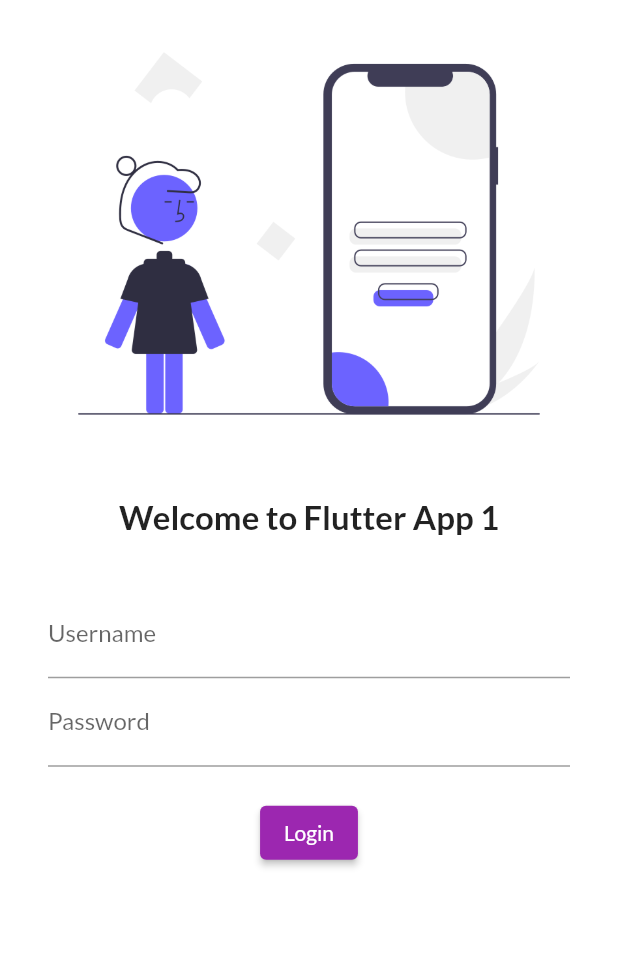
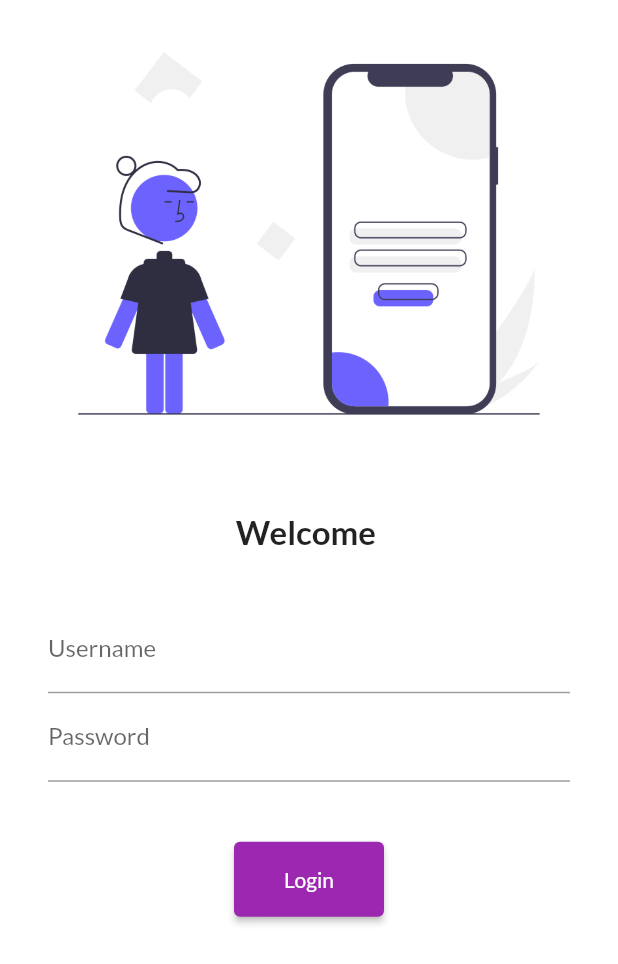
Before and after one commit to PranavSingh21/Shopping-App, a Flutter app: the screen it shows after launch, on a phone screen of 412 x 824 dp. Shown: the top 964 px of the screen. Run offline on Flutter 3.47's test engine with Material 2 defaults, Android fonts, the phone set to English and light mode, and no system bars; our stand-ins replace google_fonts.

Commit message:
Day 5 completed

```diff
--- a/lib/main.dart
+++ b/lib/main.dart
@@ -1,5 +1,6 @@
 import 'package:flutter/material.dart';
 import 'package:flutter_application_1/pages/login_page.dart';
+import 'package:flutter_application_1/utils/routes.dart';
 import 'package:google_fonts/google_fonts.dart';
 
 import 'pages/home_page.dart';
@@ -36,8 +37,8 @@ initialRoute: "/",
         routes: {
 
           "/" : (context)=>  const LoginPage(),
-          "/home": (context) =>const HomePage(),
-          "/login": (context)=> const LoginPage(),
+          MyRoutes.homeRoute: (context) =>const HomePage(),
+          MyRoutes.loginRoute: (context)=> const LoginPage(),
         },
     );
   }
--- a/lib/pages/login_page.dart
+++ b/lib/pages/login_page.dart
@@ -1,61 +1,66 @@
 import 'package:flutter/material.dart';
+import 'package:flutter_application_1/utils/routes.dart';
 
 class LoginPage extends StatelessWidget {
   const LoginPage({Key? key}) : super(key: key);
 
+  @override
+  Widget build(BuildContext context) {
+    return Material(
+        color: Colors.white,
+        child: SingleChildScrollView(
+          child: Column(
+            children: [
+              Image.asset(
+                "assets/images/login_image.png",
+                fit: BoxFit.cover,
+              ),
+              const SizedBox(
+                height: 30.0,
+              ),
+              const Text(
+                "Welcome ",
+                style: TextStyle(fontSize: 22, fontWeight: FontWeight.bold),
+              ),
+              const SizedBox(
+                height: 20.0,
+              ),
+              Padding(
+                padding: const EdgeInsets.symmetric(
+                    vertical: 16.0, horizontal: 32.0),
+                child: Column(
+                  children: [
+                    TextFormField(
+                      decoration: const InputDecoration(
+                        hintText: "Enter Username",
+                        label: Text("Username"),
+                      ),
+                    ),
+                    TextFormField(
+                      obscureText: true,
+                      decoration: const InputDecoration(
+                        hintText: "Enter Password",
+                        label: Text("Password"),
+                      ),
+                    ),
+                    const SizedBox(
+                      height: 40.0,
+                    ),
+                    ElevatedButton(
+                      onPressed: () {
+                      Navigator.pushNamed(context, MyRoutes.homeRoute);
 
 
-  @override
-  Widget build(BuildContext context) {
-    return   Material(
-      color: Colors.white,
-child: Column(
-  children: [
-    Image.asset("assets/images/login_image.png",fit: BoxFit.cover,),
-
-    const SizedBox(height: 20.0,),
-
-    const Text("Welcome to Flutter App 1", style: TextStyle(fontSize: 22, fontWeight: FontWeight.bold),),
-
-    const SizedBox(height: 20.0,),
-Padding(
-  padding: const EdgeInsets.symmetric(vertical:16.0, horizontal :32.0),
-  child:   Column(children: [
-
-       TextFormField(
-
-        decoration: const InputDecoration(hintText: "Enter Username",
-
-        label:Text("Username"),),
-
-      ),
-
-
-
-      TextFormField(
-  obscureText: true,
-        decoration: const InputDecoration(hintText: "Enter Password",
-
-        label:Text("Password"),),
-
-      ),
-  const SizedBox(height: 20.0,),
-
-ElevatedButton(
-  onPressed: (){ print("Hi Mr StarBoy");
                       },
 
-child: const Text("Login"),style: TextButton.styleFrom(),
+                      child: const Text("Login"),
+                      style: TextButton.styleFrom(minimumSize: Size(100,50)),
                     )
-
-
-
-
                   ],
                 ),
               )
-
             ],
+          ),
         ));
   }
 }
--- /dev/null
+++ b/lib/utils/routes.dart
@@ -0,0 +1,4 @@
+class MyRoutes {
+  static String loginRoute = "/login";
+  static String homeRoute = "/home";
+}
```
Lines whose indentation alone changed are shown as unchanged.
